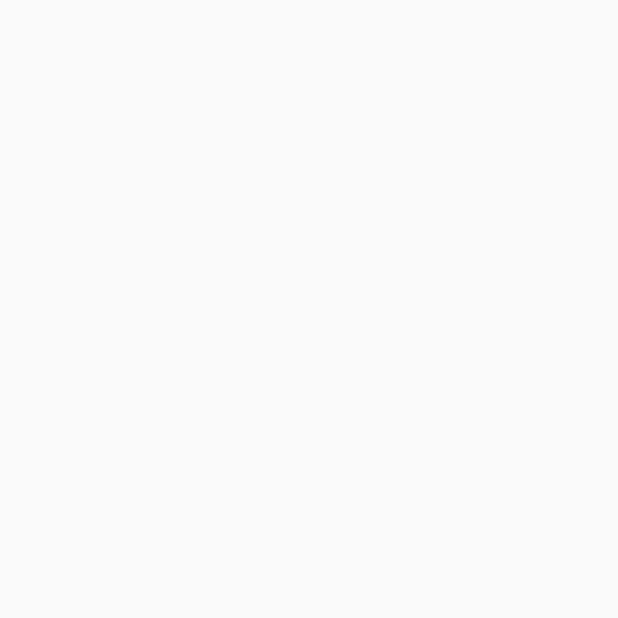
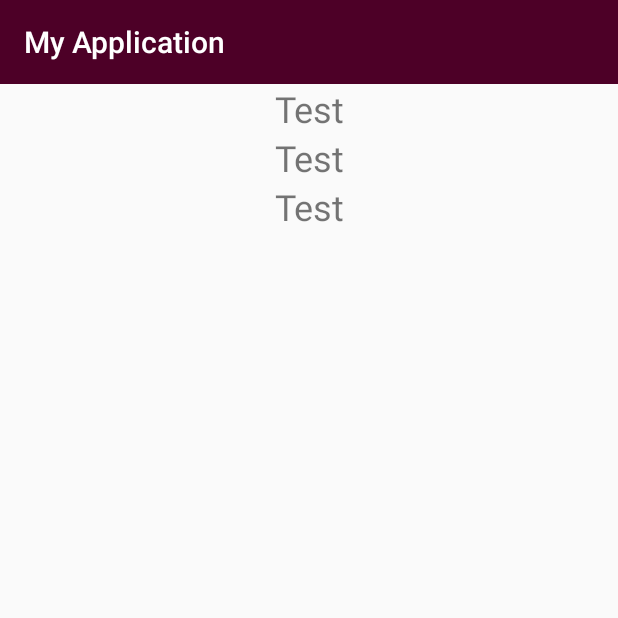
Before and after one commit to Mri1412/myPetProject, an Android app: the WorkoutHistoryActivity screen opened directly, with no data from a screen before it, on a phone screen of 412 x 824 dp, the top half of it. Before the commit the part shown is empty. Run offline under Robolectric (Android 15) with nearby library versions, the phone set to English and light mode, and no system bars.

Commit message:
added history button and activity

```diff
--- a/app/src/main/java/com/example/myapplication/controllers/WorkoutFinishActivity.java
+++ b/app/src/main/java/com/example/myapplication/controllers/WorkoutFinishActivity.java
@@ -7,6 +7,8 @@ import android.widget.Button;
 import android.widget.TextView;
 
 import androidx.appcompat.app.AppCompatActivity;
+import androidx.appcompat.widget.Toolbar;
+
 import com.example.myapplication.R;
 
 public class WorkoutFinishActivity extends AppCompatActivity {
@@ -15,6 +17,10 @@ public class WorkoutFinishActivity extends AppCompatActivity {
     protected void onCreate(Bundle savedInstanceState) {
         super.onCreate(savedInstanceState);
         setContentView(R.layout.activity_workout_finish);
+
+        // Toolbar
+        Toolbar toolbar = findViewById(R.id.toolbarWorkoutFinish);
+        setSupportActionBar(toolbar);
 
         show_time();
 
--- a/app/src/main/java/com/example/myapplication/controllers/WorkoutHistoryActivity.java
+++ b/app/src/main/java/com/example/myapplication/controllers/WorkoutHistoryActivity.java
@@ -1,7 +1,15 @@
 package com.example.myapplication.controllers;
 
+import android.os.Build;
 import android.os.Bundle;
+import android.view.Gravity;
+import android.widget.LinearLayout;
+import android.widget.TextView;
+
 import androidx.appcompat.app.AppCompatActivity;
+import androidx.appcompat.widget.Toolbar;
+import androidx.constraintlayout.widget.ConstraintLayout;
+
 import com.example.myapplication.R;
 
 public class WorkoutHistoryActivity extends AppCompatActivity {
@@ -9,9 +17,28 @@ public class WorkoutHistoryActivity extends AppCompatActivity {
     @Override
     protected void onCreate(Bundle savedInstanceState) {
         super.onCreate(savedInstanceState);
-        setContentView(R.layout.activity_history);
+        setContentView(R.layout.activity_workout_history);
+
+        // Toolbar
+        Toolbar toolbar = findViewById(R.id.toolbarWorkoutHistory);
+        setSupportActionBar(toolbar);
+
+        addWorkouts();
+        addWorkouts();
+        addWorkouts();
 
     }
 
 
+    private void addWorkouts() {
+        LinearLayout layout = findViewById(R.id.workout_history_layout);
+        TextView textView = new TextView(this);
+        textView.setText("Test");
+        textView.setGravity(Gravity.CENTER);
+        textView.setTextSize(24);
+
+
+
+        layout.addView(textView);
+    }
 }
--- a/app/src/main/res/layout/activity_history.xml
+++ /dev/null
@@ -1,6 +0,0 @@
-<?xml version="1.0" encoding="utf-8"?>
-<LinearLayout xmlns:android="http://schemas.android.com/apk/res/android"
-    android:orientation="vertical" android:layout_width="match_parent"
-    android:layout_height="match_parent">
-
-</LinearLayout>
--- /dev/null
+++ b/app/src/main/res/layout/activity_workout_history.xml
@@ -0,0 +1,28 @@
+<?xml version="1.0" encoding="utf-8"?>
+<LinearLayout xmlns:android="http://schemas.android.com/apk/res/android"
+    xmlns:app="http://schemas.android.com/apk/res-auto"
+    android:orientation="vertical"
+    android:layout_width="match_parent"
+    android:layout_height="match_parent">
+
+    <androidx.appcompat.widget.Toolbar
+        android:id="@+id/toolbarWorkoutHistory"
+        android:layout_width="match_parent"
+        android:layout_height="?attr/actionBarSize"
+        android:background="?attr/colorPrimary"
+        app:popupTheme="@style/AppTheme.PopupOverlay"
+        app:titleTextColor="@android:color/white" />
+
+    <ScrollView
+        android:id="@+id/workout_history_view"
+        android:layout_width="match_parent"
+        android:layout_height="match_parent">
+
+        <LinearLayout
+            android:id="@+id/workout_history_layout"
+            android:layout_width="match_parent"
+            android:layout_height="wrap_content"
+            android:orientation="vertical" />
+    </ScrollView>
+
+</LinearLayout>
--- a/app/src/main/res/layout/content_main.xml
+++ b/app/src/main/res/layout/content_main.xml
@@ -38,7 +38,7 @@
         app:layout_constraintVertical_bias="0.0" />
 
     <Button
-        android:id="@+id/button"
+        android:id="@+id/workoutHistoryButton"
         android:layout_width="0dp"
         android:layout_height="wrap_content"
         android:layout_marginStart="90dp"
```
Also changed, not shown: app/src/main/java/com/example/myapplication/controllers/MainActivity.java (+10 -0 lines), app/src/main/res/layout/activity_workout_finish.xml (+8 -0 lines).
